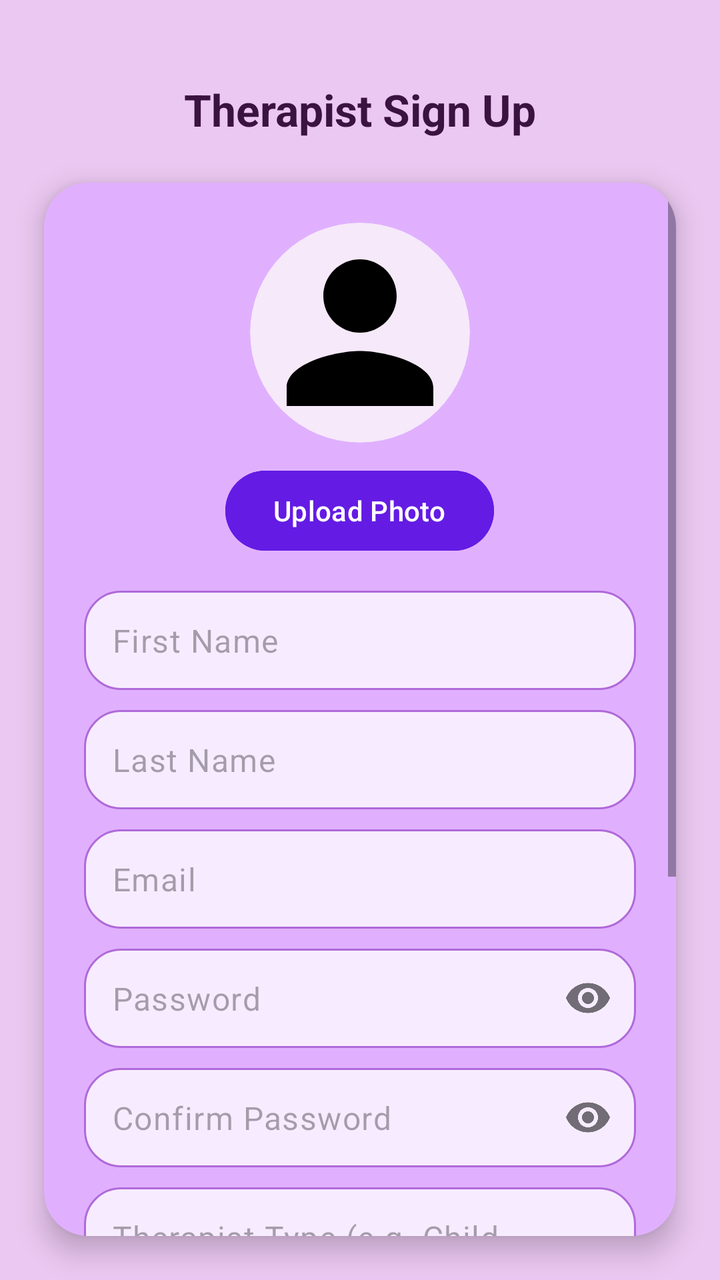
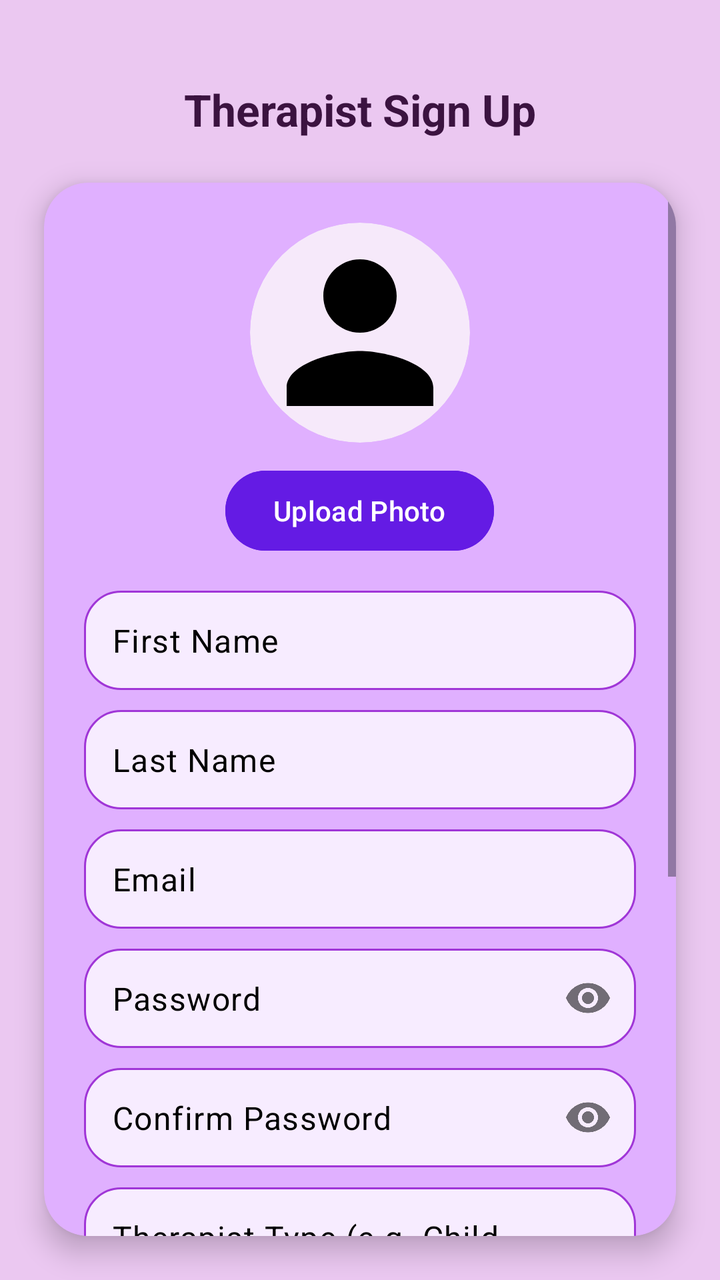

Before-and-after screenshots of an Android layout around one commit, followed by the original layout XML and the change that was made.
<!-- AndroidManifest.xml: application theme Theme.Therassistant2 -->
<!-- res/layout/activity_therapist_signup.xml -->
<?xml version="1.0" encoding="utf-8"?>
<androidx.constraintlayout.widget.ConstraintLayout xmlns:android="http://schemas.android.com/apk/res/android"
    xmlns:app="http://schemas.android.com/apk/res-auto"
    xmlns:tools="http://schemas.android.com/tools"
    android:layout_width="match_parent"
    android:layout_height="match_parent"
    android:background="#EBC8F1"
    tools:context=".TherapistSignup">

    <TextView
        android:id="@+id/titleTherapistSignup"
        android:layout_width="wrap_content"
        android:layout_height="wrap_content"
        android:text="Therapist Sign Up"
        android:textSize="22sp"
        android:textStyle="bold"
        android:textColor="#3B1340"
        android:layout_marginTop="40dp"
        app:layout_constraintTop_toTopOf="parent"
        app:layout_constraintStart_toStartOf="parent"
        app:layout_constraintEnd_toEndOf="parent" />



    <androidx.cardview.widget.CardView
        android:id="@+id/therapistSignupCard"
        android:layout_width="0dp"
        android:layout_height="0dp"
        android:layout_margin="22dp"
        app:cardCornerRadius="22dp"
        app:cardElevation="8dp"
        app:cardBackgroundColor="#E0B0FF"
        app:layout_constraintTop_toBottomOf="@id/titleTherapistSignup"
        app:layout_constraintBottom_toBottomOf="parent"
        app:layout_constraintStart_toStartOf="parent"
        app:layout_constraintEnd_toEndOf="parent">

        <ScrollView
            android:layout_width="match_parent"
            android:layout_height="match_parent"
            android:fillViewport="true">

            <LinearLayout
                android:layout_width="match_parent"
                android:layout_height="wrap_content"
                android:orientation="vertical"
                android:padding="20dp">

                
                <LinearLayout
                    android:layout_width="match_parent"
                    android:layout_height="wrap_content"
                    android:orientation="vertical"
                    android:gravity="center"
                    android:layout_marginBottom="16dp">

                    <ImageView
                        android:id="@+id/imageProfile"
                        android:layout_width="110dp"
                        android:layout_height="110dp"
                        android:src="@drawable/baseline_account_circle_24"
                        android:scaleType="centerCrop"
                        android:background="@drawable/circular_background"
                        android:clipToOutline="true" />

                    <Button
                        android:id="@+id/buttonUploadPhoto"
                        android:layout_width="wrap_content"
                        android:layout_height="wrap_content"
                        android:text="Upload Photo"
                        android:textColor="#FFFFFF"
                        android:backgroundTint="#641BE4"
                        android:layout_marginTop="10dp"/>
                </LinearLayout>

                <com.google.android.material.textfield.TextInputLayout
                    android:layout_width="match_parent"
                    android:layout_height="wrap_content"
                    app:hintEnabled="false">

                    <com.google.android.material.textfield.TextInputEditText
                        android:id="@+id/editTextFirstName"
                        android:layout_width="match_parent"
                        android:layout_height="wrap_content"
                        android:hint="First Name"
                        android:padding="14dp"
                        android:background="@drawable/rounded_button"
                        android:textColor="@android:color/black" />
                </com.google.android.material.textfield.TextInputLayout>


                <com.google.android.material.textfield.TextInputLayout
                    android:layout_width="match_parent"
                    android:layout_height="wrap_content"
                    android:layout_marginTop="10dp"
                    app:hintEnabled="false">

                    <com.google.android.material.textfield.TextInputEditText
                        android:id="@+id/editTextLastName"
                        android:layout_width="match_parent"
                        android:layout_height="wrap_content"
                        android:hint="Last Name"
                        android:padding="14dp"
                        android:background="@drawable/rounded_button"
                        android:textColor="@android:color/black" />
                </com.google.android.material.textfield.TextInputLayout>


                <com.google.android.material.textfield.TextInputLayout
                    android:layout_width="match_parent"
                    android:layout_height="wrap_content"
                    android:layout_marginTop="10dp"
                    app:hintEnabled="false">

                    <com.google.android.material.textfield.TextInputEditText
                        android:id="@+id/editTextEmail"
                        android:layout_width="match_parent"
                        android:layout_height="wrap_content"
                        android:hint="Email"
                        android:inputType="textEmailAddress"
                        android:padding="14dp"
                        android:background="@drawable/rounded_button"
                        android:textColor="@android:color/black" />
                </com.google.android.material.textfield.TextInputLayout>


                <com.google.android.material.textfield.TextInputLayout
                    android:layout_width="match_parent"
                    android:layout_height="wrap_content"
                    android:layout_marginTop="10dp"
                    app:passwordToggleEnabled="true"
                    app:hintEnabled="false">

                    <com.google.android.material.textfield.TextInputEditText
                        android:id="@+id/editTextPassword"
                        android:layout_width="match_parent"
                        android:layout_height="wrap_content"
                        android:hint="Password"
                        android:inputType="textPassword"
                        android:padding="14dp"
                        android:background="@drawable/rounded_button"
                        android:textColor="@android:color/black" />
                </com.google.android.material.textfield.TextInputLayout>


                <com.google.android.material.textfield.TextInputLayout
                    android:layout_width="match_parent"
                    android:layout_height="wrap_content"
                    android:layout_marginTop="10dp"
                    app:passwordToggleEnabled="true"
                    app:hintEnabled="false">

                    <com.google.android.material.textfield.TextInputEditText
                        android:id="@+id/editTextConfirmPassword"
                        android:layout_width="match_parent"
                        android:layout_height="wrap_content"
                        android:hint="Confirm Password"
                        android:inputType="textPassword"
                        android:padding="14dp"
                        android:background="@drawable/rounded_button"
                        android:textColor="@android:color/black" />
                </com.google.android.material.textfield.TextInputLayout>


                <com.google.android.material.textfield.TextInputLayout
                    android:layout_width="match_parent"
                    android:layout_height="wrap_content"
                    android:layout_marginTop="10dp"
                    app:hintEnabled="false">

                    <com.google.android.material.textfield.TextInputEditText
                        android:id="@+id/editTextTherapistType"
                        android:layout_width="match_parent"
                        android:layout_height="wrap_content"
                        android:hint="Therapist Type (e.g. Child Therapist)"
                        android:padding="14dp"
                        android:background="@drawable/rounded_button"
                        android:textColor="@android:color/black" />
                </com.google.android.material.textfield.TextInputLayout>


                <com.google.android.material.textfield.TextInputLayout
                    android:layout_width="match_parent"
                    android:layout_height="wrap_content"
                    android:layout_marginTop="10dp"
                    app:hintEnabled="false">

                    <com.google.android.material.textfield.TextInputEditText
                        android:id="@+id/editTextAvailability"
                        android:layout_width="match_parent"
                        android:layout_height="wrap_content"
                        android:hint="Availability (e.g. Tue and Thu 1pm - 6pm)"
                        android:padding="14dp"
                        android:background="@drawable/rounded_button"
                        android:textColor="@android:color/black" />
                </com.google.android.material.textfield.TextInputLayout>


                <com.google.android.material.textfield.TextInputLayout
                    android:layout_width="match_parent"
                    android:layout_height="wrap_content"
                    android:layout_marginTop="10dp"
                    app:hintEnabled="false">

                    <com.google.android.material.textfield.TextInputEditText
                        android:id="@+id/editTextPhoneNumber"
                        android:layout_width="match_parent"
                        android:layout_height="wrap_content"
                        android:hint="Phone Number"
                        android:inputType="phone"
                        android:padding="14dp"
                        android:background="@drawable/rounded_button"
                        android:textColor="@android:color/black" />
                </com.google.android.material.textfield.TextInputLayout>


                <Button
                    android:id="@+id/buttonSignup"
                    android:layout_width="match_parent"
                    android:layout_height="52dp"
                    android:layout_marginTop="18dp"
                    android:text="Sign Up"
                    android:textStyle="bold"
                    android:textColor="#FFFFFF"
                    android:backgroundTint="#641BE4" />

            </LinearLayout>
        </ScrollView>

    </androidx.cardview.widget.CardView>

</androidx.constraintlayout.widget.ConstraintLayout>
<!-- resources referenced by this layout -->
<resources>
  <!-- drawable baseline_account_circle_24 (drawable) -->
  <?xml version="1.0" encoding="utf-8"?>
  <vector xmlns:android="http://schemas.android.com/apk/res/android"
      android:width="24dp"
      android:height="24dp"
      android:viewportWidth="24"
      android:viewportHeight="24">
      <path
          android:fillColor="#000000"
          android:pathData="M12,12c2.21,0 4,-1.79 4,-4s-1.79,-4 -4,-4 -4,1.79 -4,4 1.79,4 4,4zM12,14c-2.67,0 -8,1.34 -8,4v2h16v-2c0,-2.66 -5.33,-4 -8,-4z"/>
  </vector>
  <!-- drawable circular_background (drawable) -->
  <?xml version="1.0" encoding="utf-8"?>
  <shape xmlns:android="http://schemas.android.com/apk/res/android"
      android:shape="oval">
  
      <solid android:color="#F6E9FA"/>
  
  </shape>
  <!-- drawable rounded_button (drawable) -->
  <?xml version="1.0" encoding="utf-8"?>
  <shape xmlns:android="http://schemas.android.com/apk/res/android">
  
      <solid android:color="#F7ECFF" />
  
      <corners android:radius="18dp" />
  
      <stroke
          android:width="1dp"
          android:color="#B06AD9" />
  
      <padding
          android:left="14dp"
          android:top="12dp"
          android:right="14dp"
          android:bottom="12dp" />
  
  </shape>
  <style name="Theme.Therassistant2" parent="Base.Theme.Therassistant2" />
  <style name="Base.Theme.Therassistant2" parent="Theme.Material3.DayNight.NoActionBar">
          
          
      </style>
</resources>

<!-- the commit's change to res/layout/activity_therapist_signup.xml (unified diff, before → after) -->
@@ -83,6 +83,7 @@
                         android:layout_width="match_parent"
                         android:layout_height="wrap_content"
                         android:hint="First Name"
+                        android:textColorHint="@color/black"
                         android:padding="14dp"
                         android:background="@drawable/rounded_button"
                         android:textColor="@android:color/black" />
@@ -101,6 +102,7 @@
                         android:layout_height="wrap_content"
                         android:hint="Last Name"
                         android:padding="14dp"
+                        android:textColorHint="@color/black"
                         android:background="@drawable/rounded_button"
                         android:textColor="@android:color/black" />
                 </com.google.android.material.textfield.TextInputLayout>
@@ -118,6 +120,7 @@
                         android:layout_height="wrap_content"
                         android:hint="Email"
                         android:inputType="textEmailAddress"
+                        android:textColorHint="@color/black"
                         android:padding="14dp"
                         android:background="@drawable/rounded_button"
                         android:textColor="@android:color/black" />
@@ -136,6 +139,7 @@
                         android:layout_width="match_parent"
                         android:layout_height="wrap_content"
                         android:hint="Password"
+                        android:textColorHint="@color/black"
                         android:inputType="textPassword"
                         android:padding="14dp"
                         android:background="@drawable/rounded_button"
@@ -155,6 +159,7 @@
                         android:layout_width="match_parent"
                         android:layout_height="wrap_content"
                         android:hint="Confirm Password"
+                        android:textColorHint="@color/black"
                         android:inputType="textPassword"
                         android:padding="14dp"
                         android:background="@drawable/rounded_button"
@@ -173,6 +178,7 @@
                         android:layout_width="match_parent"
                         android:layout_height="wrap_content"
                         android:hint="Therapist Type (e.g. Child Therapist)"
+                        android:textColorHint="@color/black"
                         android:padding="14dp"
                         android:background="@drawable/rounded_button"
                         android:textColor="@android:color/black" />
@@ -190,6 +196,7 @@
                         android:layout_width="match_parent"
                         android:layout_height="wrap_content"
                         android:hint="Availability (e.g. Tue and Thu 1pm - 6pm)"
+                        android:textColorHint="@color/black"
                         android:padding="14dp"
                         android:background="@drawable/rounded_button"
                         android:textColor="@android:color/black" />
@@ -207,6 +214,7 @@
                         android:layout_width="match_parent"
                         android:layout_height="wrap_content"
                         android:hint="Phone Number"
+                        android:textColorHint="@color/black"
                         android:inputType="phone"
                         android:padding="14dp"
                         android:background="@drawable/rounded_button"
<!-- resource entries referenced after the edit -->
@@ -1,5 +1,6 @@
 <!-- resources referenced by this layout -->
 <resources>
+  <color name="black">#FF000000</color>
   <!-- drawable baseline_account_circle_24 (drawable) -->
   <?xml version="1.0" encoding="utf-8"?>
   <vector xmlns:android="http://schemas.android.com/apk/res/android"
@@ -29,7 +30,7 @@
   
       <stroke
           android:width="1dp"
-          android:color="#B06AD9" />
+          android:color="#A036D7" />
   
       <padding
           android:left="14dp"
